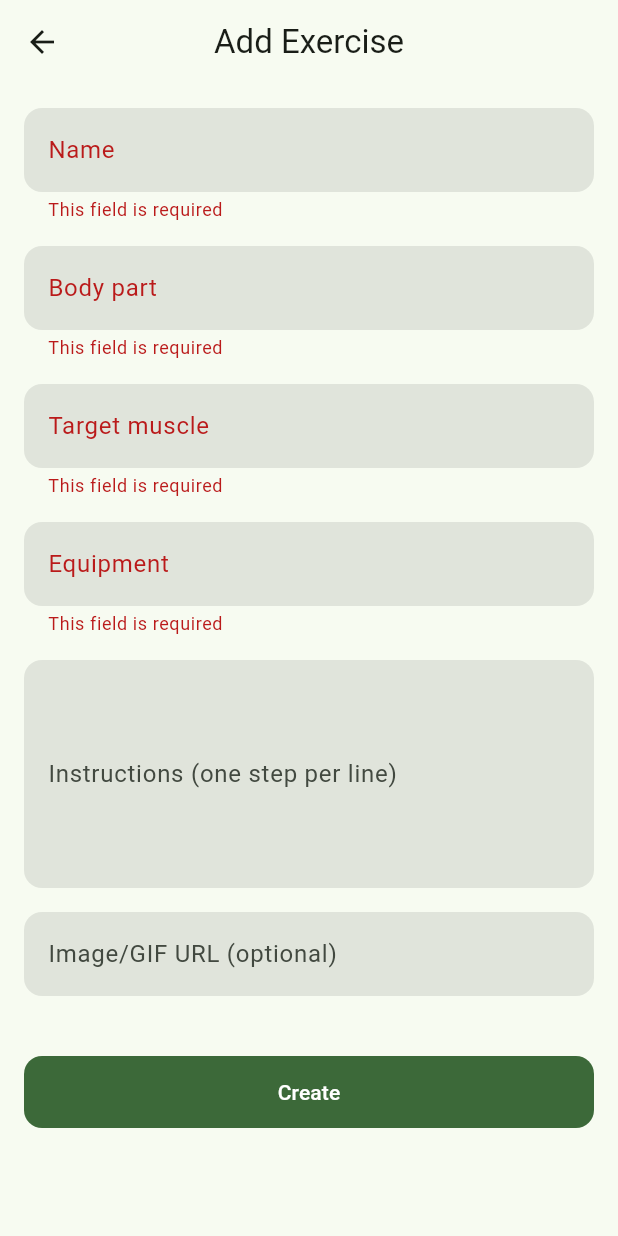
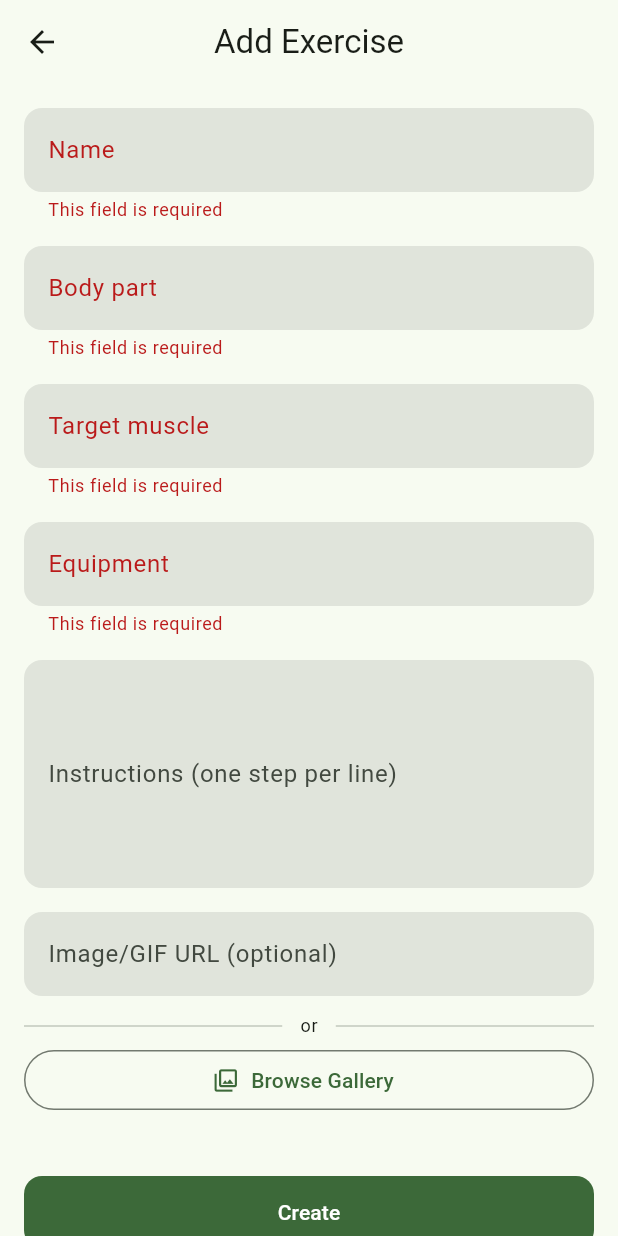
Before and after one commit to methan6427/Modern-Networking-Gym-Equipment-App-on-Dio-Flutter-.-Group-6, a Flutter app: the AddScreen screen opened directly, after a tap on "Create", on a phone screen of 412 x 824 dp. Run offline on Flutter 3.47's test engine with Material 3 defaults, Android fonts, the phone set to English and light mode, and no system bars; our stand-ins replace cached_network_image, dio, image_picker, shared_preferences, shimmer; accounts and stored records are empty; network calls fail.

Commit message:
resolve bug during merge : custom images do not load under any circumstance

```diff
--- /dev/null
+++ b/devtools_options.yaml
@@ -0,0 +1,3 @@
+description: This file stores settings for Dart & Flutter DevTools.
+documentation: https://docs.flutter.dev/tools/devtools/extensions#configure-extension-enablement-states
+extensions:
--- a/lib/widgets/exercise_form.dart
+++ b/lib/widgets/exercise_form.dart
@@ -1,4 +1,8 @@
+import 'dart:io';
+
+import 'package:cached_network_image/cached_network_image.dart';
 import 'package:flutter/material.dart';
+import 'package:image_picker/image_picker.dart';
 
 import '../models/exercise.dart';
 
@@ -25,6 +29,7 @@ class ExerciseForm extends StatefulWidget {
 
 class _ExerciseFormState extends State<ExerciseForm> {
   final _formKey = GlobalKey<FormState>();
+  final _picker = ImagePicker();
 
   late final TextEditingController _name;
   late final TextEditingController _bodyPart;
@@ -64,6 +69,13 @@ class _ExerciseFormState extends State<ExerciseForm> {
       return 'This field is required';
     }
     return null;
+  }
+
+  Future<void> _pickFromGallery() async {
+    final picked = await _picker.pickImage(source: ImageSource.gallery);
+    if (picked != null && mounted) {
+      _gifUrl.text = picked.path;
+    }
   }
 
   Future<void> _handleSubmit() async {
@@ -113,7 +125,8 @@ class _ExerciseFormState extends State<ExerciseForm> {
             'Instructions (one step per line)',
             maxLines: 5,
           ),
-          _field(_gifUrl, 'Image/GIF URL (optional)'),
+          _urlField(),
+          _ImagePreview(controller: _gifUrl),
           const SizedBox(height: 24),
           FilledButton(
             onPressed: _submitting ? null : _handleSubmit,
@@ -146,4 +159,158 @@ class _ExerciseFormState extends State<ExerciseForm> {
       ),
     );
   }
+
+  Widget _urlField() {
+    return Column(
+      crossAxisAlignment: CrossAxisAlignment.stretch,
+      children: [
+        Padding(
+          padding: const EdgeInsets.only(bottom: 8),
+          child: TextFormField(
+            controller: _gifUrl,
+            keyboardType: TextInputType.url,
+            decoration: const InputDecoration(
+              labelText: 'Image/GIF URL (optional)',
+            ),
+            validator: (value) {
+              if (value == null || value.trim().isEmpty) return null;
+              final trimmed = value.trim();
+              if (_isNetworkUrl(trimmed)) {
+                final uri = Uri.tryParse(trimmed);
+                if (uri == null || !uri.hasAbsolutePath) {
+                  return 'Enter a valid http:// or https:// URL';
+                }
+                return null;
+              }
+              // Local file path picked from gallery
+              if (!File(trimmed).existsSync()) {
+                return 'File not found. Re-browse or enter a URL.';
+              }
+              return null;
+            },
+          ),
+        ),
+        Padding(
+          padding: const EdgeInsets.symmetric(vertical: 4),
+          child: Row(
+            children: [
+              const Expanded(child: Divider()),
+              Padding(
+                padding: const EdgeInsets.symmetric(horizontal: 12),
+                child: Text(
+                  'or',
+                  style: Theme.of(context).textTheme.bodySmall,
+                ),
+              ),
+              const Expanded(child: Divider()),
+            ],
+          ),
+        ),
+        Padding(
+          padding: const EdgeInsets.only(bottom: 16),
+          child: OutlinedButton.icon(
+            onPressed: _pickFromGallery,
+            icon: const Icon(Icons.photo_library_outlined),
+            label: const Text('Browse Gallery'),
+          ),
+        ),
+      ],
+    );
+  }
 }
+
+bool _isNetworkUrl(String value) =>
+    value.startsWith('http://') || value.startsWith('https://');
+
+class _ImagePreview extends StatelessWidget {
+  const _ImagePreview({required this.controller});
+
+  final TextEditingController controller;
+
+  @override
+  Widget build(BuildContext context) {
+    return ValueListenableBuilder<TextEditingValue>(
+      valueListenable: controller,
+      builder: (context, value, _) {
+        final url = value.text.trim();
+        if (url.isEmpty) return const SizedBox.shrink();
+
+        return Padding(
+          padding: const EdgeInsets.only(bottom: 16),
+          child: ClipRRect(
+            borderRadius: BorderRadius.circular(8),
+            child: ExerciseImageWidget(
+              gifUrl: url,
+              height: 180,
+              width: double.infinity,
+              fit: BoxFit.contain,
+              errorChild: Container(
+                height: 180,
+                color: Colors.grey.shade200,
+                child: const Column(
+                  mainAxisAlignment: MainAxisAlignment.center,
+                  children: [
+                    Icon(Icons.broken_image, size: 48, color: Colors.grey),
+                    SizedBox(height: 8),
+                    Text(
+                      'Could not load image — check the URL',
+                      style: TextStyle(color: Colors.grey),
+                    ),
+                  ],
+                ),
+              ),
+            ),
+          ),
+        );
+      },
+    );
+  }
+}
+
+/// Displays an exercise image from either a network URL or a local file path.
+class ExerciseImageWidget extends StatelessWidget {
+  const ExerciseImageWidget({
+    super.key,
+    required this.gifUrl,
+    this.height,
+    this.width,
+    this.fit = BoxFit.cover,
+    this.errorChild,
+  });
+
+  final String gifUrl;
+  final double? height;
+  final double? width;
+  final BoxFit fit;
+  final Widget? errorChild;
+
+  @override
+  Widget build(BuildContext context) {
+    final fallback = errorChild ??
+        Container(
+          height: height,
+          width: width,
+          color: Theme.of(context).colorScheme.surfaceContainerHighest,
+          child: const Icon(Icons.fitness_center),
+        );
+
+    if (_isNetworkUrl(gifUrl)) {
+      return CachedNetworkImage(
+        imageUrl: gifUrl,
+        height: height,
+        width: width,
+        fit: fit,
+        placeholder: (_, _) => fallback,
+        errorWidget: (_, _, _) => fallback,
+      );
+    }
+
+    return Image.file(
+      File(gifUrl),
+      height: height,
+      width: width,
+      fit: fit,
+      errorBuilder: (_, _, _) => fallback,
+    );
+  }
+}
--- a/pubspec.yaml
+++ b/pubspec.yaml
@@ -24,6 +24,9 @@ dependencies:
   # Remote image / GIF loading with caching
   cached_network_image: ^3.4.1
 
+  # Picking images from the device gallery
+  image_picker: ^1.1.2
+
   # Loading placeholders
   shimmer: ^3.0.0
 
@@ -35,3 +38,6 @@ dev_dependencies:
 
 flutter:
   uses-material-design: true
+
+dependency_overrides:
+  path_provider_android: 2.2.12
```
Also changed, not shown: lib/screens/detail_screen.dart (+5 -9 lines), lib/widgets/exercise_card.dart (+10 -16 lines), pubspec.lock, 5 other files.
